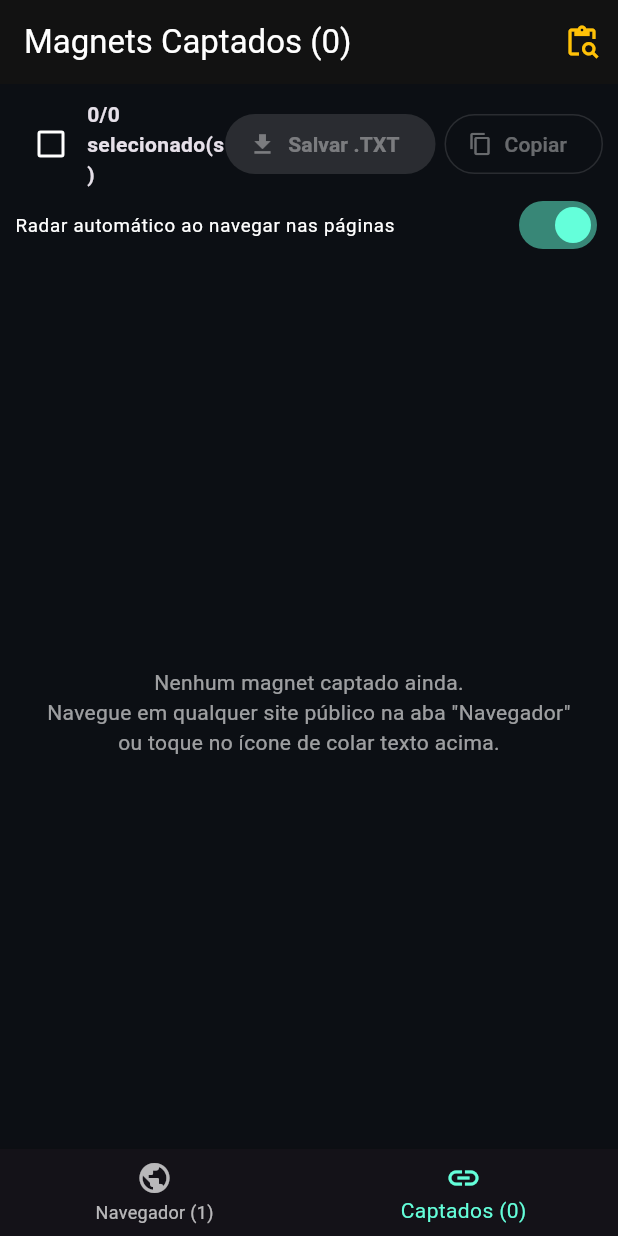
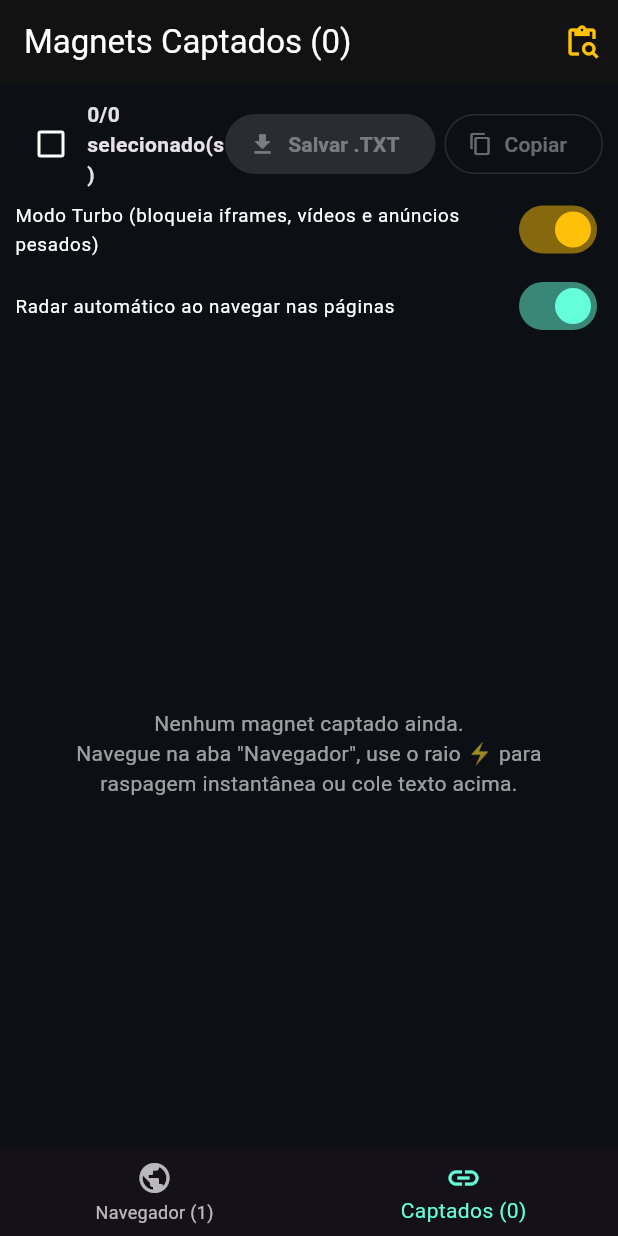
Before and after one commit to roboscrap-creator/magnet-hunter, a Flutter app: the screen it shows after launch, item 2 of the bottom bar chosen, on a phone screen of 412 x 824 dp. Run offline on Flutter 3.47's test engine with Material 3 defaults, Android fonts, the phone set to English and light mode, and no system bars; our stand-ins replace shared_preferences, webview_flutter; missing offline and left inert: webview_windows.

Commit message:
MagnetHunter v1.2 Modo Turbo bloqueador de midia pesada e raspagem HTTP direta

```diff
--- a/lib/main.dart
+++ b/lib/main.dart
@@ -3,6 +3,7 @@ import 'dart:io';
 import 'package:flutter/foundation.dart';
 import 'package:flutter/material.dart';
 import 'package:flutter/services.dart';
+import 'package:http/http.dart' as http;
 import 'package:shared_preferences/shared_preferences.dart';
 import 'package:webview_flutter/webview_flutter.dart';
 import 'package:webview_windows/webview_windows.dart';
@@ -20,7 +21,7 @@ class MagnetHunterApp extends StatelessWidget {
   @override
   Widget build(BuildContext context) {
     return MaterialApp(
-      title: 'MagnetHunter',
+      title: 'MagnetHunter Turbo',
       debugShowCheckedModeBanner: false,
       theme: ThemeData.dark().copyWith(
         scaffoldBackgroundColor: const Color(0xFF0C0F14),
@@ -75,6 +76,7 @@ class BrowserTab {
   WebViewController? mobileCtrl;
   WebviewController? winCtrl;
   bool winReady;
+  DateTime? lastScanAt;
 
   BrowserTab({
     required this.id,
@@ -103,6 +105,8 @@ class _HunterHomeScreenState extends State<HunterHomeScreen> {
   final Map<String, MagnetItem> _captados = {};
   final Set<String> _selecionados = {};
   bool _autoScan = true;
+  bool _modoTurbo = true;
+  bool _httpRaspando = false;
 
   @override
   void initState() {
@@ -116,6 +120,7 @@ class _HunterHomeScreenState extends State<HunterHomeScreen> {
     final raw = prefs.getString('hunter_captados') ?? '[]';
     try {
       final list = jsonDecode(raw) as List;
+      if (!mounted) return;
       setState(() {
         for (final e in list) {
           final item = MagnetItem.fromJson(Map<String, dynamic>.from(e as Map));
@@ -178,7 +183,7 @@ class _HunterHomeScreenState extends State<HunterHomeScreen> {
       }
     }
     if (novos > 0) {
-      setState(() {});
+      if (mounted) setState(() {});
       _salvarCaptados();
       if (notificar && mounted) {
         ScaffoldMessenger.of(context).clearSnackBars();
@@ -194,10 +199,37 @@ class _HunterHomeScreenState extends State<HunterHomeScreen> {
     return novos;
   }
 
+  static const String _jsAcelerador = '''
+  (function() {
+    if (!document.getElementById('mh-turbo-style')) {
+      var st = document.createElement('style');
+      st.id = 'mh-turbo-style';
+      st.textContent = 'iframe, video, audio, object, embed, [class*="ads"], [id*="ads"], [class*="banner"], [class*="popup"] { display: none !important; visibility: hidden !important; } * { animation: none !important; transition: none !important; }';
+      (document.head || document.documentElement).appendChild(st);
+    }
+    document.querySelectorAll('a[target="_blank"]').forEach(function(a) { a.removeAttribute('target'); });
+    document.querySelectorAll('video, audio').forEach(function(m) { try { m.pause(); m.src = ''; } catch(e){} });
+  })();
+  ''';
+
   Future<void> _escanearPaginaAtual({bool manual = false}) async {
     if (_tabs.isEmpty) return;
     final tab = _tabs[_activeTabIndex];
+    final agora = DateTime.now();
+    if (!manual && tab.lastScanAt != null && agora.difference(tab.lastScanAt!).inMilliseconds < 1500) {
+      return;
+    }
+    tab.lastScanAt = agora;
+
     try {
+      if (_modoTurbo) {
+        if (isWindowsDesktop && tab.winCtrl != null && tab.winReady) {
+          await tab.winCtrl!.executeScript(_jsAcelerador);
+        } else if (tab.mobileCtrl != null) {
+          await tab.mobileCtrl!.runJavaScript(_jsAcelerador);
+        }
+      }
+
       const js = '''
       (function() {
         var found = [];
@@ -243,6 +275,42 @@ class _HunterHomeScreenState extends State<HunterHomeScreen> {
     } catch (_) {}
   }
 
+  Future<void> _rasparUrlDiretaHttp(String rawUrl) async {
+    var u = rawUrl.trim();
+    if (u.isEmpty) return;
+    if (!u.startsWith('http://') && !u.startsWith('https://')) u = 'https://$u';
+    setState(() => _httpRaspando = true);
+    try {
+      final resp = await http.get(
+        Uri.parse(u),
+        headers: {
+          'User-Agent': 'Mozilla/5.0 (Windows NT 10.0; Win64; x64) AppleWebKit/537.36 (KHTML, like Gecko) Chrome/124.0.0.0 Safari/537.36',
+          'Accept': 'text/html,application/xhtml+xml',
+        },
+      ).timeout(const Duration(seconds: 12));
+
+      final matches = RegExp(r'''magnet:\?xt=urn:btih:[a-zA-Z0-9]+[^\s"'<>\\]*''', caseSensitive: false).allMatches(resp.body);
+      final encontrados = matches.map((m) => m.group(0) ?? '').where((s) => s.isNotEmpty).toList();
+      final novos = _adicionarMagnets(encontrados, u, notificar: false);
+      if (mounted) {
+        ScaffoldMessenger.of(context).showSnackBar(
+          SnackBar(
+            backgroundColor: novos > 0 ? Colors.teal.shade800 : Colors.blueGrey.shade800,
+            content: Text('Turbo HTTP: ${encontrados.length} encontrado(s), +$novos novo(s) salvo(s)!'),
+          ),
+        );
+      }
+    } catch (e) {
+      if (mounted) {
+        ScaffoldMessenger.of(context).showSnackBar(
+          SnackBar(content: Text('Falha no Turbo HTTP (site pode exigir JS): $e')),
+        );
+      }
+    } finally {
+      if (mounted) setState(() => _httpRaspando = false);
+    }
+  }
+
   Future<void> _initWindowsTab(BrowserTab tab, String urlInicial) async {
     final ctrl = WebviewController();
     tab.winCtrl = ctrl;
@@ -256,26 +324,31 @@ class _HunterHomeScreenState extends State<HunterHomeScreen> {
           _adicionarMagnets([url], tab.currentUrl);
           return;
         }
-        setState(() {
         tab.currentUrl = url;
-          if (_tabs.isNotEmpty && _tabs[_activeTabIndex].id == tab.id) {
+        if (_tabs.isNotEmpty && _tabs[_activeTabIndex].id == tab.id && _urlCtrl.text != url) {
           _urlCtrl.text = url;
         }
       });
-      });
       ctrl.title.listen((t) {
         if (!mounted) return;
-        if (t.trim().isNotEmpty) {
+        if (t.trim().isNotEmpty && tab.title != t.trim()) {
           setState(() => tab.title = t.trim());
         }
       });
       ctrl.loadingState.listen((state) async {
         if (!mounted) return;
         final loading = state == LoadingState.loading;
+        if (tab.isLoading != loading) {
           setState(() => tab.isLoading = loading);
-        if (!loading && _autoScan) {
-          await Future.delayed(const Duration(milliseconds: 600));
+        }
+        if (!loading) {
+          if (_modoTurbo) {
+            await ctrl.executeScript(_jsAcelerador);
+          }
+          if (_autoScan) {
+            await Future.delayed(const Duration(milliseconds: 500));
             _escanearPaginaAtual();
+          }
         }
       });
       await ctrl.loadUrl(urlInicial);
@@ -314,13 +387,13 @@ class _HunterHomeScreenState extends State<HunterHomeScreen> {
         NavigationDelegate(
           onPageStarted: (url) {
             if (!mounted) return;
-            setState(() {
-              tab.isLoading = true;
             tab.currentUrl = url;
+            if (!tab.isLoading) {
+              setState(() => tab.isLoading = true);
+            }
             if (_tabs.isNotEmpty && _tabs[_activeTabIndex].id == tab.id) {
               _urlCtrl.text = url;
             }
-            });
           },
           onPageFinished: (url) async {
             if (!mounted) return;
@@ -333,13 +406,11 @@ class _HunterHomeScreenState extends State<HunterHomeScreen> {
                 _urlCtrl.text = url;
               }
             });
-            await tab.mobileCtrl?.runJavaScript('''
-              document.querySelectorAll('a[target="_blank"]').forEach(function(a) {
-                a.removeAttribute('target');
-              });
-            ''');
+            if (_modoTurbo) {
+              await tab.mobileCtrl?.runJavaScript(_jsAcelerador);
+            }
             if (_autoScan) {
-              await Future.delayed(const Duration(milliseconds: 600));
+              await Future.delayed(const Duration(milliseconds: 500));
               _escanearPaginaAtual();
             }
           },
@@ -489,14 +560,27 @@ class _HunterHomeScreenState extends State<HunterHomeScreen> {
     );
   }
 
-  Widget _buildWebView(BrowserTab tab) {
-    if (isWindowsDesktop) {
-      if (!tab.winReady || tab.winCtrl == null) {
-        return const Center(child: CircularProgressIndicator(color: Colors.tealAccent));
+  Widget _buildWebViewArea() {
+    if (_tabs.isEmpty) {
+      return const Center(child: CircularProgressIndicator());
     }
-      return Webview(tab.winCtrl!);
-    }
-    return WebViewWidget(controller: tab.mobileCtrl!);
+    return Stack(
+      children: List.generate(_tabs.length, (i) {
+        final tab = _tabs[i];
+        final ativo = i == _activeTabIndex;
+        return Offstage(
+          offstage: !ativo,
+          child: TickerMode(
+            enabled: ativo,
+            child: isWindowsDesktop
+                ? ((!tab.winReady || tab.winCtrl == null)
+                    ? const Center(child: CircularProgressIndicator(color: Colors.tealAccent))
+                    : Webview(tab.winCtrl!))
+                : WebViewWidget(controller: tab.mobileCtrl!),
+          ),
+        );
+      }),
+    );
   }
 
   @override
@@ -554,6 +638,13 @@ class _HunterHomeScreenState extends State<HunterHomeScreen> {
                         ),
                       ),
                     ),
+                  ),
+                  IconButton(
+                    tooltip: 'Turbo HTTP: raspar URL atual sem renderizar página',
+                    icon: _httpRaspando
+                        ? const SizedBox(width: 16, height: 16, child: CircularProgressIndicator(strokeWidth: 2, color: Colors.amber))
+                        : const Icon(Icons.bolt, color: Colors.amber),
+                    onPressed: _httpRaspando ? null : () => _rasparUrlDiretaHttp(_urlCtrl.text),
                   ),
                   IconButton(
                     tooltip: 'Captar Magnets desta página',
@@ -646,21 +737,16 @@ class _HunterHomeScreenState extends State<HunterHomeScreen> {
                   ),
               ],
             ),
-      body: _abaInferior == 0
-          ? (currentTab == null
-              ? const Center(child: CircularProgressIndicator())
-              : Column(
+      body: IndexedStack(
+        index: _abaInferior,
         children: [
-                    if (currentTab.isLoading) const LinearProgressIndicator(minHeight: 2, color: Colors.tealAccent),
-                    Expanded(
-                      key: ValueKey(currentTab.id),
-                      child: _buildWebView(currentTab),
+          Column(
+            children: [
+              if (currentTab != null && currentTab.isLoading)
+                const LinearProgressIndicator(minHeight: 2, color: Colors.tealAccent),
+              Expanded(child: _buildWebViewArea()),
+            ],
           ),
-                  ],
-                ))
-          : IndexedStack(
-              index: 0,
-              children: [
           Column(
             children: [
               Padding(
@@ -711,6 +797,14 @@ class _HunterHomeScreenState extends State<HunterHomeScreen> {
                     SwitchListTile(
                       dense: true,
                       contentPadding: EdgeInsets.zero,
+                      activeThumbColor: Colors.amber,
+                      title: const Text('Modo Turbo (bloqueia iframes, vídeos e anúncios pesados)', style: TextStyle(fontSize: 12.5)),
+                      value: _modoTurbo,
+                      onChanged: (v) => setState(() => _modoTurbo = v),
+                    ),
+                    SwitchListTile(
+                      dense: true,
+                      contentPadding: EdgeInsets.zero,
                       activeThumbColor: Colors.tealAccent,
                       title: const Text('Radar automático ao navegar nas páginas', style: TextStyle(fontSize: 12.5)),
                       value: _autoScan,
@@ -725,7 +819,7 @@ class _HunterHomeScreenState extends State<HunterHomeScreen> {
                         child: Padding(
                           padding: EdgeInsets.all(24),
                           child: Text(
-                            'Nenhum magnet captado ainda.\nNavegue em qualquer site público na aba "Navegador" ou toque no ícone de colar texto acima.',
+                            'Nenhum magnet captado ainda.\nNavegue na aba "Navegador", use o raio ⚡ para raspagem instantânea ou cole texto acima.',
                             textAlign: TextAlign.center,
                             style: TextStyle(color: Colors.white60),
                           ),
```
Lines whose indentation alone changed are shown as unchanged.
